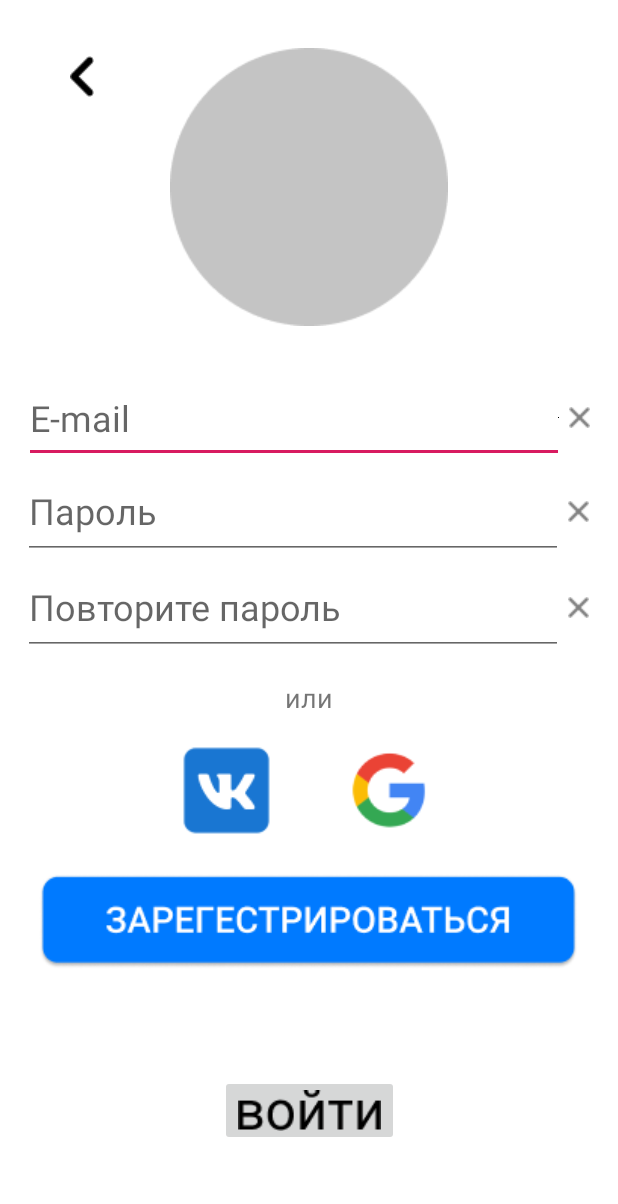
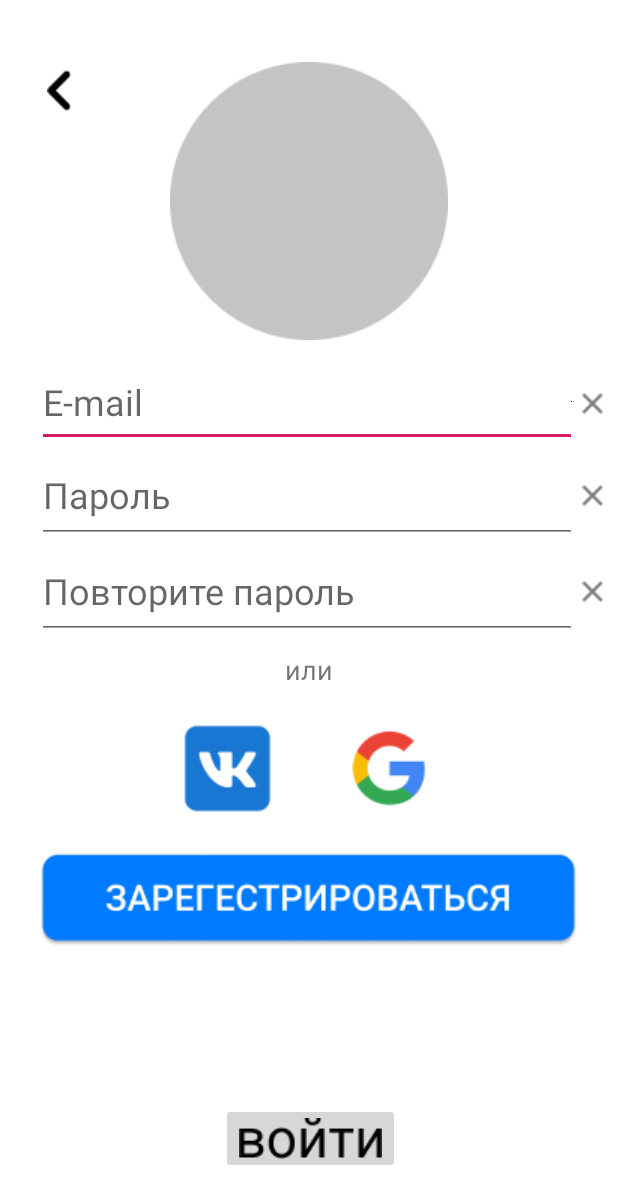
Before and after one commit to Takexito/Pump-Life, an Android app: the layout activity_sign_up.xml on its own in the app's theme, with its tools: preview values and no code run, on a phone screen of 412 x 824 dp. Shown: the top 1204 px of the screen. Run offline under Robolectric (Android 15) with nearby library versions, the phone set to English and light mode, and no system bars.

Commit message:
Ready
Готова только вёрстка

```diff
--- a/app/src/main/java/com/example/pumplife/RegActivity.kt
+++ b/app/src/main/java/com/example/pumplife/SignUpActivity.kt
@@ -3,10 +3,10 @@ package com.example.pumplife
 import androidx.appcompat.app.AppCompatActivity
 import android.os.Bundle
 
-class RegActivity : AppCompatActivity() {
+class SignUpActivity : AppCompatActivity() {
 
     override fun onCreate(savedInstanceState: Bundle?) {
         super.onCreate(savedInstanceState)
-        setContentView(R.layout.activity_login)
+        setContentView(R.layout.activity_sign_up)
     }
 }
--- a/app/src/main/res/layout/activity_login.xml
+++ b/app/src/main/res/layout/activity_sign_up.xml
@@ -5,27 +5,22 @@
     android:layout_width="match_parent"
     android:layout_height="match_parent"
     android:background="#FFFFFF"
-    tools:context=".RegActivity">
+    tools:context=".SignUpActivity">
 
     <ImageButton
         android:id="@+id/back_button"
         android:layout_width="37dp"
         android:layout_height="37dp"
-        android:layout_marginStart="34dp"
-        android:layout_marginTop="32dp"
         android:background="#FFFFFF"
-        app:layout_constraintEnd_toStartOf="@id/logo"
-        app:layout_constraintHorizontal_bias="0.05"
-        app:layout_constraintStart_toStartOf="parent"
-        app:layout_constraintTop_toTopOf="parent"
+        app:layout_constraintStart_toStartOf="@+id/guideline"
+        app:layout_constraintTop_toTopOf="@+id/guideline2"
         app:srcCompat="@drawable/back_button" />
 
     <EditText
         android:id="@+id/edit_email"
         android:layout_width="360dp"
         android:layout_height="59dp"
-        android:layout_marginTop="32dp"
-        android:layout_marginEnd="36dp"
+        android:layout_marginTop="12dp"
         android:drawableLeft="@android:drawable/screen_background_dark"
         android:drawableEnd="@android:drawable/screen_background_dark"
         android:ellipsize="end"
@@ -35,6 +30,8 @@
         android:maxLines="1"
         android:textSize="24sp"
         app:layout_constraintEnd_toEndOf="parent"
+        app:layout_constraintHorizontal_bias="0.133"
+        app:layout_constraintStart_toStartOf="@+id/guideline"
         app:layout_constraintTop_toBottomOf="@+id/logo" />
 
     <EditText
@@ -47,19 +44,17 @@
         android:inputType="textPersonName"
         android:maxLines="1"
         android:textSize="24sp"
-        app:layout_constraintEnd_toEndOf="parent"
-        app:layout_constraintHorizontal_bias="0.294"
-        app:layout_constraintStart_toStartOf="parent"
+        app:layout_constraintEnd_toEndOf="@+id/edit_pass"
+        app:layout_constraintStart_toStartOf="@+id/edit_pass"
         app:layout_constraintTop_toBottomOf="@+id/edit_pass" />
 
     <ImageView
         android:id="@+id/logo"
         android:layout_width="185dp"
         android:layout_height="185dp"
-        android:layout_marginTop="32dp"
         app:layout_constraintEnd_toEndOf="parent"
         app:layout_constraintStart_toStartOf="parent"
-        app:layout_constraintTop_toTopOf="parent"
+        app:layout_constraintTop_toTopOf="@+id/guideline2"
         app:srcCompat="@drawable/ellipse" />
 
     <EditText
@@ -72,9 +67,7 @@
         android:inputType="textPersonName"
         android:maxLines="1"
         android:textSize="24sp"
-        app:layout_constraintEnd_toEndOf="parent"
-        app:layout_constraintHorizontal_bias="0.294"
-        app:layout_constraintStart_toStartOf="parent"
+        app:layout_constraintStart_toStartOf="@+id/edit_email"
         app:layout_constraintTop_toBottomOf="@+id/edit_email" />
 
     <ImageButton
@@ -85,11 +78,10 @@
         app:layout_constraintBottom_toBottomOf="@+id/edit_email"
         app:layout_constraintStart_toEndOf="@+id/edit_email"
         app:layout_constraintTop_toTopOf="@+id/edit_email"
-        app:layout_constraintVertical_bias="0.48000002"
         app:srcCompat="@drawable/delete_text_button" />
 
     <ImageButton
-        android:id="@+id/delete_password_button_1"
+        android:id="@+id/delete_password_button"
         android:layout_width="20dp"
         android:layout_height="20dp"
         android:background="#FFFFFF"
@@ -112,40 +104,42 @@
         android:id="@+id/textView"
         android:layout_width="wrap_content"
         android:layout_height="wrap_content"
-        android:layout_marginTop="16dp"
+        android:layout_marginStart="190dp"
+        android:layout_marginTop="8dp"
+        android:layout_marginEnd="189dp"
         android:text="или"
         android:textSize="18sp"
         app:layout_constraintEnd_toEndOf="parent"
+        app:layout_constraintHorizontal_bias="0.0"
         app:layout_constraintStart_toStartOf="parent"
         app:layout_constraintTop_toBottomOf="@+id/repeat_pass" />
 
     <ImageButton
-        android:id="@+id/vk_signin"
+        android:id="@+id/vk_sign_in_button"
         android:layout_width="wrap_content"
         android:layout_height="wrap_content"
+        android:layout_marginStart="113dp"
         android:background="#FFFFFF"
-        app:layout_constraintBottom_toBottomOf="@+id/google_signin"
-        app:layout_constraintEnd_toEndOf="parent"
-        app:layout_constraintHorizontal_bias="0.336"
+        app:layout_constraintBottom_toBottomOf="@+id/google_sign_in_button"
+        app:layout_constraintEnd_toStartOf="@+id/textView"
         app:layout_constraintStart_toStartOf="parent"
-        app:layout_constraintTop_toBottomOf="@+id/textView"
-        app:layout_constraintVertical_bias="1.0"
+        app:layout_constraintTop_toTopOf="@+id/google_sign_in_button"
         app:srcCompat="@drawable/vk_button" />
 
     <ImageButton
-        android:id="@+id/google_signin"
+        android:id="@+id/google_sign_in_button"
         android:layout_width="wrap_content"
         android:layout_height="wrap_content"
-        android:layout_marginTop="12dp"
+        android:layout_marginTop="16dp"
         android:background="#FFFFFF"
         app:layout_constraintEnd_toEndOf="parent"
-        app:layout_constraintHorizontal_bias="0.66"
-        app:layout_constraintStart_toStartOf="parent"
+        app:layout_constraintHorizontal_bias="0.0"
+        app:layout_constraintStart_toEndOf="@+id/textView"
         app:layout_constraintTop_toBottomOf="@+id/textView"
         app:srcCompat="@drawable/google_button" />
 
     <ImageButton
-        android:id="@+id/reg_button"
+        android:id="@+id/sign_up__button"
         android:layout_width="wrap_content"
         android:layout_height="wrap_content"
         android:layout_marginTop="8dp"
@@ -153,31 +147,43 @@
         app:layout_constraintEnd_toEndOf="parent"
         app:layout_constraintHorizontal_bias="0.0"
         app:layout_constraintStart_toStartOf="parent"
-        app:layout_constraintTop_toBottomOf="@+id/google_signin"
+        app:layout_constraintTop_toBottomOf="@+id/vk_sign_in_button"
         app:srcCompat="@drawable/reg_button" />
 
     <ImageButton
-        android:id="@+id/signin_button"
+        android:id="@+id/go_to_sign_in_button"
         android:layout_width="wrap_content"
         android:layout_height="wrap_content"
-        app:layout_constraintBottom_toBottomOf="parent"
+        android:layout_marginStart="147dp"
+        android:layout_marginTop="16dp"
+        android:layout_marginEnd="146dp"
+        app:layout_constraintBottom_toTopOf="@+id/guideline3"
         app:layout_constraintEnd_toEndOf="parent"
+        app:layout_constraintHorizontal_bias="0.0"
         app:layout_constraintStart_toStartOf="parent"
-        app:layout_constraintTop_toBottomOf="@+id/reg_button"
-        app:srcCompat="@drawable/signin_button" />
+        app:layout_constraintTop_toBottomOf="@+id/sign_up__button"
+        app:layout_constraintVertical_bias="1.0"
+        app:srcCompat="@drawable/entry_text" />
 
     <androidx.constraintlayout.widget.Guideline
         android:id="@+id/guideline"
         android:layout_width="wrap_content"
         android:layout_height="wrap_content"
         android:orientation="vertical"
-        app:layout_constraintGuide_begin="16dp" />
+        app:layout_constraintGuide_percent="0.05" />
 
     <androidx.constraintlayout.widget.Guideline
         android:id="@+id/guideline2"
         android:layout_width="wrap_content"
         android:layout_height="wrap_content"
         android:orientation="horizontal"
-        app:layout_constraintGuide_begin="32dp" />
+        app:layout_constraintGuide_percent="0.05" />
+
+    <androidx.constraintlayout.widget.Guideline
+        android:id="@+id/guideline3"
+        android:layout_width="wrap_content"
+        android:layout_height="wrap_content"
+        android:orientation="horizontal"
+        app:layout_constraintGuide_percent="0.95" />
 
 </androidx.constraintlayout.widget.ConstraintLayout>
--- a/app/src/main/res/layout/fragment_notifications.xml
+++ b/app/src/main/res/layout/fragment_notifications.xml
@@ -1,6 +1,7 @@
 <?xml version="1.0" encoding="utf-8"?>
 <androidx.constraintlayout.widget.ConstraintLayout xmlns:android="http://schemas.android.com/apk/res/android"
     xmlns:app="http://schemas.android.com/apk/res-auto"
+    xmlns:tools="http://schemas.android.com/tools"
     android:layout_width="match_parent"
     android:layout_height="match_parent">
 
@@ -16,4 +17,5 @@
         app:layout_constraintEnd_toEndOf="parent"
         app:layout_constraintStart_toStartOf="parent"
         app:layout_constraintTop_toTopOf="parent" />
+
 </androidx.constraintlayout.widget.ConstraintLayout>
```
Also changed, not shown: app/src/main/AndroidManifest.xml (+4 -5 lines), app/src/main/java/com/example/pumplife/SignInActivity.kt (added, +12 -0 lines), app/src/main/res/layout/activity_sign_in.xml (added, +128 -0 lines), app/src/main/res/drawable/entry_button.png (added), app/src/main/res/drawable/entry_text.png (renamed from app/src/main/res/drawable/signin_button.png), app/src/main/res/drawable/reg_text.png (added).
